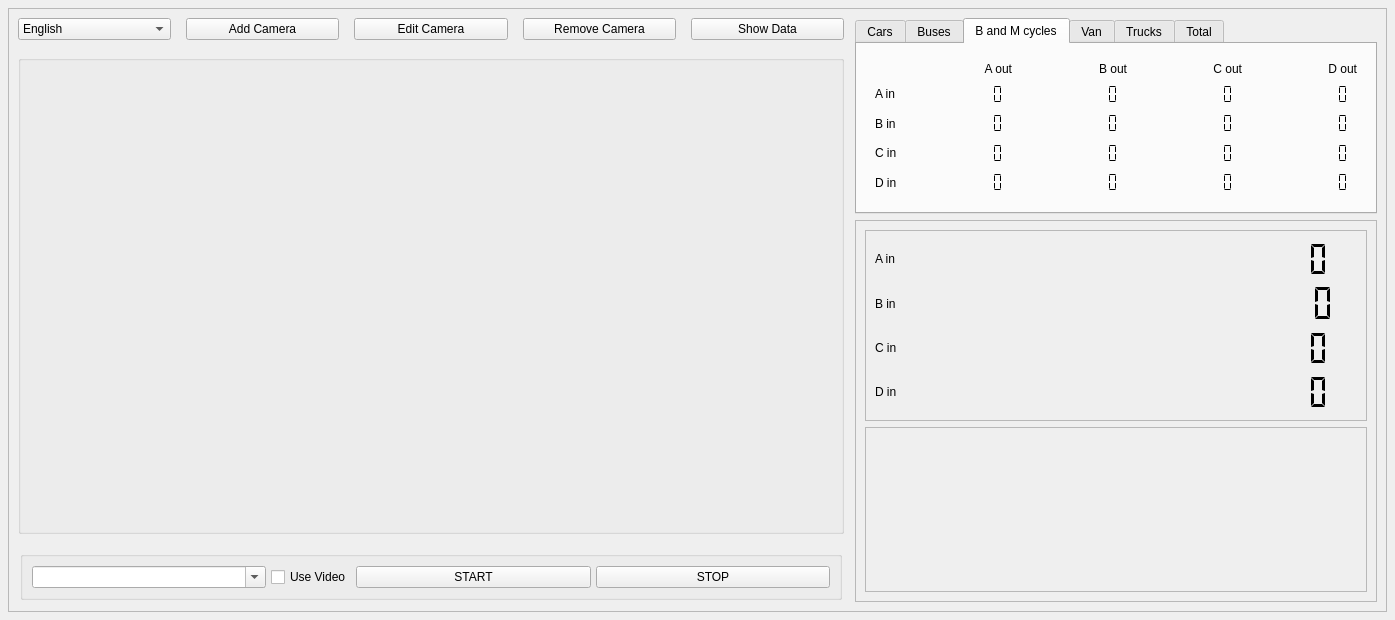
The window that qt/form.ui (EdgeOfAI/vehicle_counter_pyqt_app) describes before a commit, drawn with Qt 5.
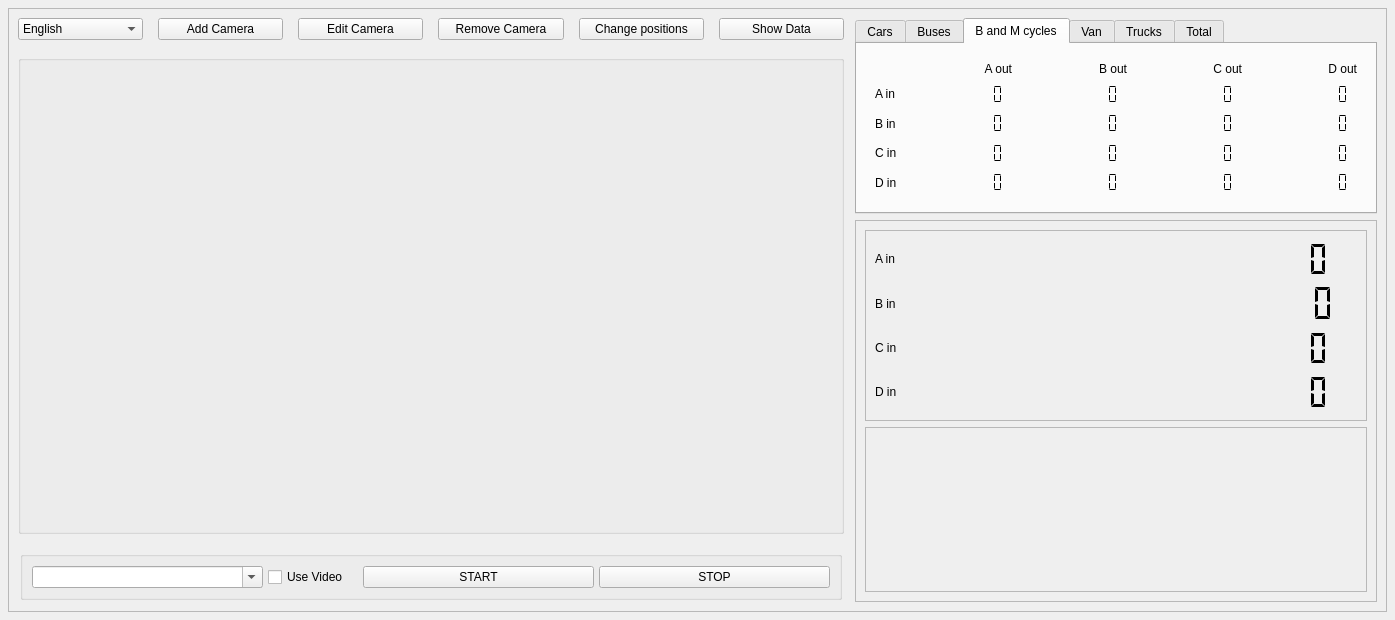
The same window after the commit. Custom widgets are drawn as their Qt base class.

Commit message: add change position button

Diff of the .ui file:
```diff
--- a/qt/form.ui
+++ b/qt/form.ui
@@ -89,6 +89,13 @@
             </property>
            </widget>
           </item>
+          <item>
+           <widget class="QPushButton" name="changeSidePositionsBtn">
+            <property name="text">
+             <string>Change positions</string>
+            </property>
+           </widget>
+          </item>
           <item>
            <widget class="QPushButton" name="showDataBtn">
             <property name="text">
@@ -211,7 +218,7 @@
               <widget class="QCheckBox" name="checkBox">
                <property name="maximumSize">
                 <size>
-                 <width>80</width>
+                 <width>90</width>
                  <height>16777215</height>
                 </size>
                </property>
```
The commit also changes 8 other files.
